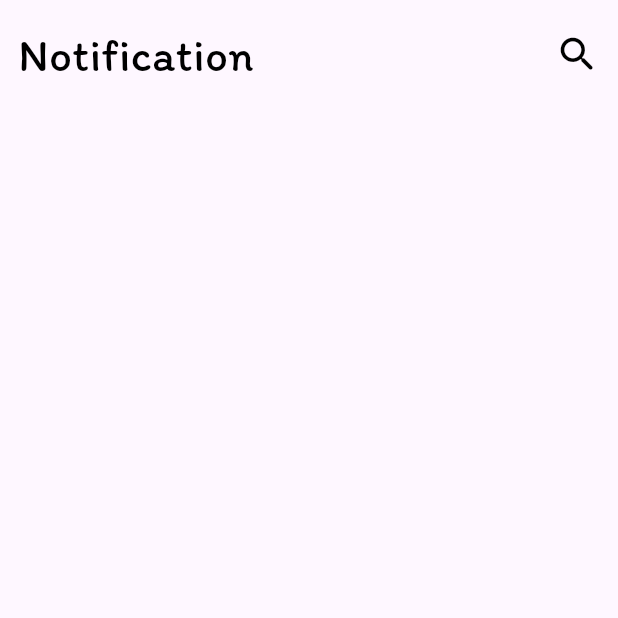
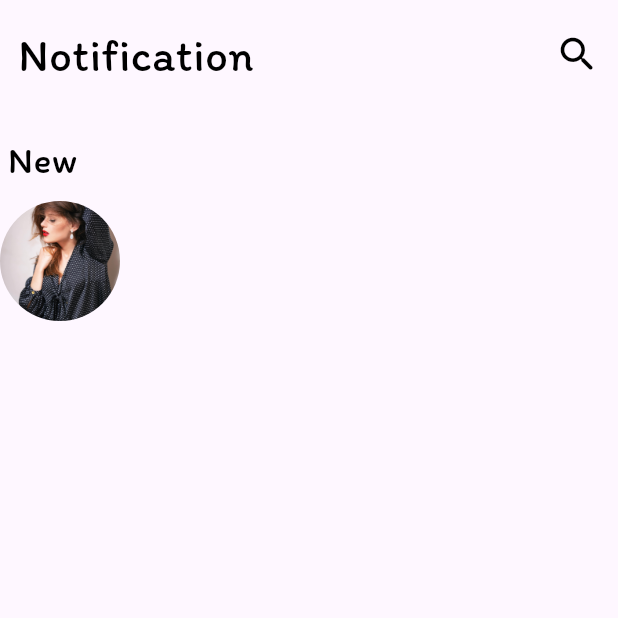
Before and after one commit to 01151634247/face_book, a Flutter app: the screen it shows after launch, on a phone screen of 412 x 824 dp, the top half of it. Run offline on Flutter 3.47's test engine with Material 3 defaults, Android fonts, the phone set to English and light mode, and no system bars; our stand-ins replace video_player.

Commit message:
crate NotificationCard

```diff
--- a/lib/screens/tabs/notification_screen.dart
+++ b/lib/screens/tabs/notification_screen.dart
@@ -1,4 +1,5 @@
 import 'package:face_book/Domai/custom_text_style.dart';
+import 'package:face_book/widgets/notification_card.dart';
 import 'package:flutter/material.dart';
 
 class NotificationScreen extends StatefulWidget {
@@ -13,6 +14,7 @@
   Widget build(BuildContext context) {
     return Scaffold(
       body:Column(
+        crossAxisAlignment: CrossAxisAlignment.start,
         children: [
           const SizedBox(
             height: 15,
@@ -28,7 +30,15 @@
             ),
 
           ),
+         const SizedBox(
+          height:30 ,
+         ),
+          Padding(
+            padding: const EdgeInsets.only(left: 5),
+            child: Text('New',style: text.textStyle25,),
+          ),
 
+          NotificationCard(),
         ],
       ),
     );
--- /dev/null
+++ b/lib/widgets/notification_card.dart
@@ -0,0 +1,18 @@
+import 'package:flutter/material.dart';
+
+class NotificationCard extends StatelessWidget {
+  const NotificationCard({super.key});
+
+  @override
+  Widget build(BuildContext context) {
+    return Row(
+      children: [
+       const SizedBox(
+          height: 100,
+        ),
+        ClipOval(child: Image.asset('assets/images/pexels-olenagoldman-1021693.jpg',height:80 ,width: 80,fit: BoxFit.cover,)),
+
+    ],
+    );
+  }
+}
```
